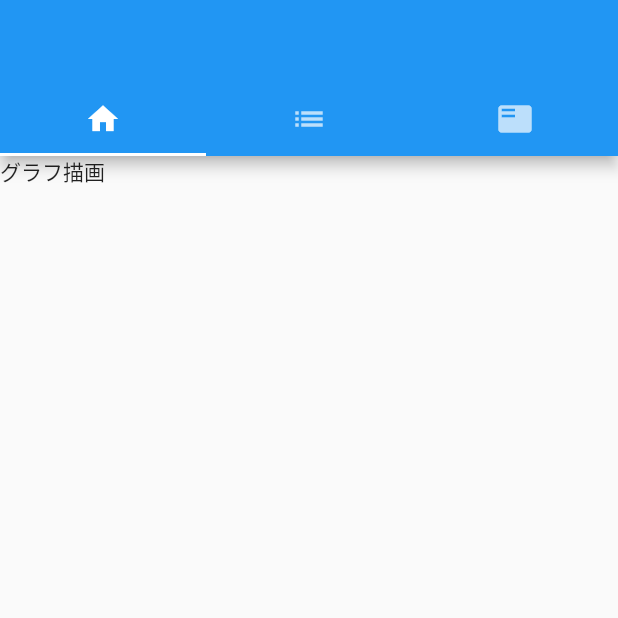
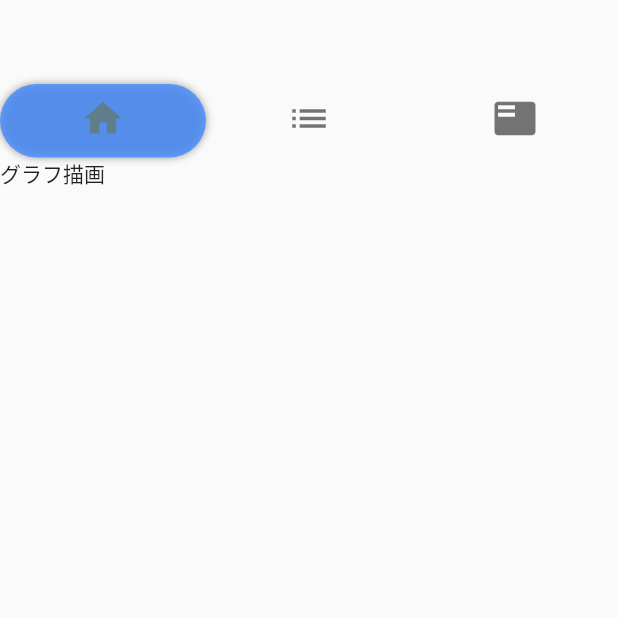
Before and after one commit to Sudirman-Range/hackU2021, a Flutter app: the screen it shows after launch, after a tap on "決定", on a phone screen of 412 x 824 dp, the top half of it. Run offline on Flutter 3.47's test engine with Material 2 defaults, Android fonts, the phone set to English and light mode, and no system bars; Roboto replaces fonts that are missing (HonokaMaru).

Commit message:
ヘッダーの調整とりあえず終了

```diff
--- a/lib/home.dart
+++ b/lib/home.dart
@@ -25,21 +25,39 @@ class _HomeState extends State<Home> {
       length: 3,
       child: Scaffold(
         appBar: AppBar(
+          backgroundColor: Colors.white.withOpacity(0.0),
+          elevation: 0,
           bottom: TabBar(
+            indicator: BoxDecoration(
+              borderRadius: BorderRadius.circular(30),
+              boxShadow: [
+                BoxShadow(
+                  color: Colors.black38,
+                  blurRadius: 4,
+                )
+              ],
+              color: Colors.blueAccent.withOpacity(0.8),
+            ),
+            indicatorWeight: 3,
+            labelColor: Colors.blueGrey,
+            unselectedLabelColor: Colors.black54,
             tabs: [
               Tab(
                 icon: Icon(
                   Icons.home,
+                  size: 30,
                 ),
               ),
               Tab(
                 icon: Icon(
                   Icons.list,
+                  size: 30,
                 ),
               ),
               Tab(
                 icon: Icon(
                   Icons.featured_play_list,
+                  size: 30,
                 ),
               )
             ],
--- a/lib/main.dart
+++ b/lib/main.dart
@@ -24,7 +24,7 @@ class Diagnosis extends StatelessWidget {
       body: Column(
         children: [
           Container(
-            height: 70,
+            height: 75,
             child: Align(
               alignment: Alignment.bottomRight,
               child: FlatButton(
@@ -37,7 +37,7 @@ class Diagnosis extends StatelessWidget {
                     child: Center(
                       child: Text('skip',
                           style: TextStyle(
-                            color: Colors.blueAccent,
+                            color: Colors.blueAccent.withOpacity(0.8),
                             fontSize: 20,
                             letterSpacing: 1.5,
                           )),
@@ -93,7 +93,7 @@ class _TapBottonState extends State<TapBotton> {
           vertical: 11,
           horizontal: 32,
         ),
-        height: 80,
+        height: 78,
         decoration: BoxDecoration(
             color: Colors.white,
             borderRadius: BorderRadius.circular(30),
@@ -153,7 +153,7 @@ class _TapBottonState extends State<TapBotton> {
           vertical: 11,
           horizontal: 32,
         ),
-        height: 80,
+        height: 78,
         decoration: BoxDecoration(
             color: Colors.white,
             borderRadius: BorderRadius.circular(40),
@@ -224,7 +224,7 @@ class _TapBottonState extends State<TapBotton> {
             child: ButtonTheme(
               minWidth: 240,
               height: 53,
-              buttonColor: Colors.lightBlueAccent,
+              buttonColor: Colors.blueAccent.withOpacity(0.8),
               child: RaisedButton(
                 onPressed: () {
                   Navigator.of(context).pushReplacement(MaterialPageRoute(
```
